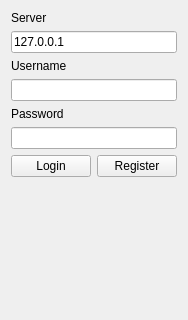
vos/qcc, file qcc/mainwindow.ui: the form before one commit.
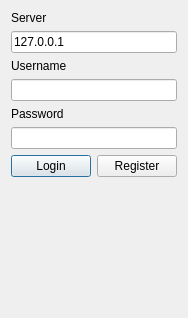
The form after the commit. Icons and pictures are not drawn.

```diff
--- a/qcc/mainwindow.ui
+++ b/qcc/mainwindow.ui
@@ -7,7 +7,7 @@
     <x>0</x>
     <y>0</y>
     <width>174</width>
-    <height>320</height>
+    <height>318</height>
    </rect>
   </property>
   <property name="windowTitle">
@@ -78,6 +78,12 @@
           <property name="text">
            <string>Login</string>
           </property>
+          <property name="autoDefault">
+           <bool>true</bool>
+          </property>
+          <property name="default">
+           <bool>true</bool>
+          </property>
          </widget>
         </item>
         <item row="6" column="1">
```
Left out of the diff: 31 changed lines with no effect on the pictures.
